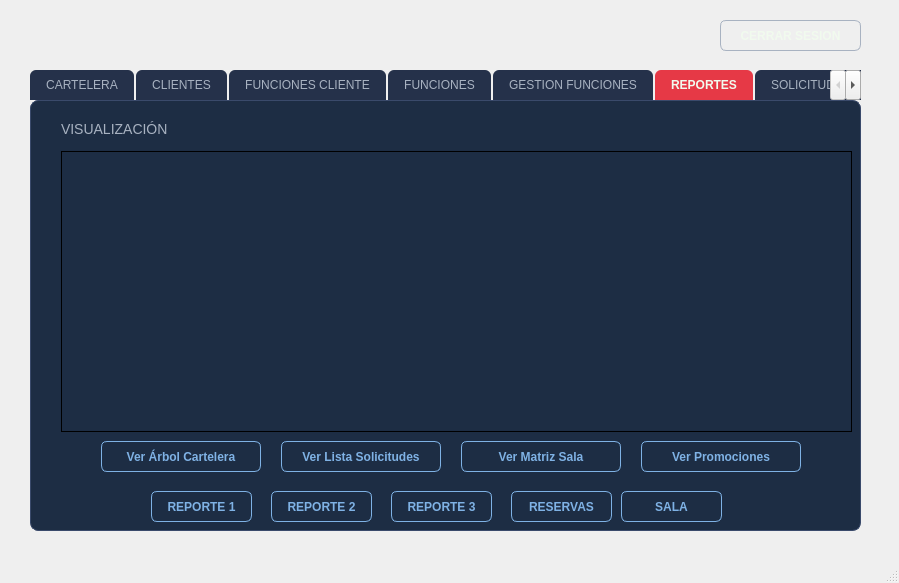
This is FASE2/mainwindow.ui in SABANd5/EDD_2S2026_PY_202303371 as Qt 5 draws it before an edit. The edited form follows.
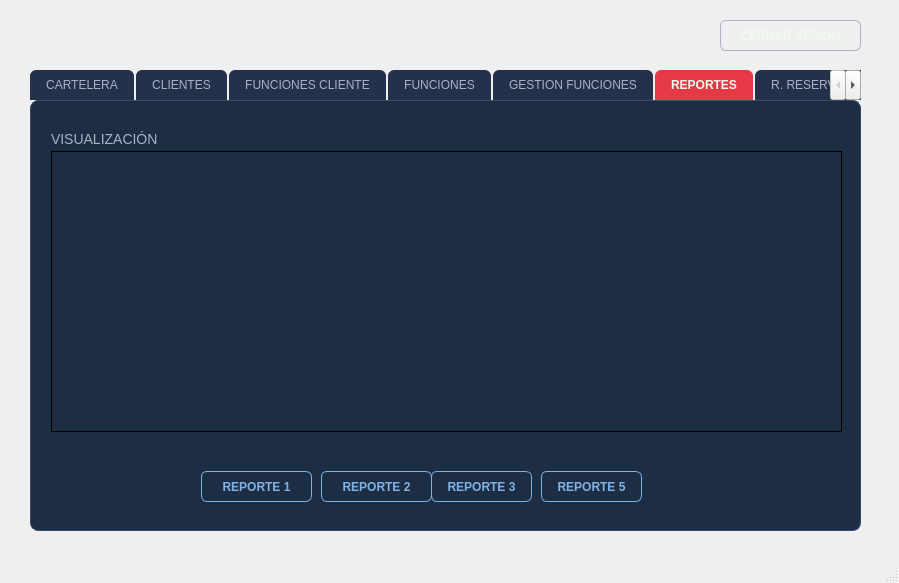
This is the edited form. The open tabs and pages were chosen to show the change.

Commit message: Reportes 4 y 5

```diff
--- a/FASE2/mainwindow.ui
+++ b/FASE2/mainwindow.ui
@@ -3024,7 +3024,7 @@
        <widget class="QLabel" name="lblVisorReportes">
         <property name="geometry">
          <rect>
-          <x>30</x>
+          <x>20</x>
           <y>50</y>
           <width>791</width>
           <height>281</height>
@@ -3043,8 +3043,8 @@
        <widget class="QLabel" name="label_33">
         <property name="geometry">
          <rect>
-          <x>30</x>
-          <y>20</y>
+          <x>20</x>
+          <y>30</y>
           <width>131</width>
           <height>16</height>
          </rect>
@@ -3060,177 +3060,12 @@
          <string>VISUALIZACIÓN</string>
         </property>
        </widget>
-       <widget class="QPushButton" name="btnVerRepCartelera">
-        <property name="geometry">
-         <rect>
-          <x>70</x>
-          <y>340</y>
-          <width>160</width>
-          <height>31</height>
-         </rect>
-        </property>
-        <property name="styleSheet">
-         <string notr="true">QPushButton {
-    background-color: transparent;
-    color: #7FB2E5;
-    border: 1px solid #7FB2E5;
-    border-radius: 6px;
-    padding: 6px 14px;
-    font-family: &quot;Montserrat&quot;;
-    font-weight: 600;
-}
-QPushButton:hover {
-    background-color: #7FB2E5;
-    color: #0D1321;
-}
-QPushButton:pressed {
-    background-color: #5A94CC;
-    border: 1px solid #5A94CC;
-    color: #0D1321;
-}</string>
-        </property>
-        <property name="text">
-         <string>Ver Árbol Cartelera</string>
-        </property>
-       </widget>
-       <widget class="QPushButton" name="btnVerRepSolicitudes">
-        <property name="geometry">
-         <rect>
-          <x>250</x>
-          <y>340</y>
-          <width>160</width>
-          <height>31</height>
-         </rect>
-        </property>
-        <property name="styleSheet">
-         <string notr="true">QPushButton {
-    background-color: transparent;
-    color: #7FB2E5;
-    border: 1px solid #7FB2E5;
-    border-radius: 6px;
-    padding: 6px 14px;
-    font-family: &quot;Montserrat&quot;;
-    font-weight: 600;
-}
-QPushButton:hover {
-    background-color: #7FB2E5;
-    color: #0D1321;
-}
-QPushButton:pressed {
-    background-color: #5A94CC;
-    border: 1px solid #5A94CC;
-    color: #0D1321;
-}</string>
-        </property>
-        <property name="text">
-         <string>Ver Lista Solicitudes</string>
-        </property>
-       </widget>
-       <widget class="QPushButton" name="btnVerRepSala">
-        <property name="geometry">
-         <rect>
-          <x>430</x>
-          <y>340</y>
-          <width>160</width>
-          <height>31</height>
-         </rect>
-        </property>
-        <property name="styleSheet">
-         <string notr="true">QPushButton {
-    background-color: transparent;
-    color: #7FB2E5;
-    border: 1px solid #7FB2E5;
-    border-radius: 6px;
-    padding: 6px 14px;
-    font-family: &quot;Montserrat&quot;;
-    font-weight: 600;
-}
-QPushButton:hover {
-    background-color: #7FB2E5;
-    color: #0D1321;
-}
-QPushButton:pressed {
-    background-color: #5A94CC;
-    border: 1px solid #5A94CC;
-    color: #0D1321;
-}</string>
-        </property>
-        <property name="text">
-         <string>Ver Matriz Sala</string>
-        </property>
-       </widget>
-       <widget class="QPushButton" name="btnVerRepPromos">
-        <property name="geometry">
-         <rect>
-          <x>610</x>
-          <y>340</y>
-          <width>160</width>
-          <height>31</height>
-         </rect>
-        </property>
-        <property name="styleSheet">
-         <string notr="true">QPushButton {
-    background-color: transparent;
-    color: #7FB2E5;
-    border: 1px solid #7FB2E5;
-    border-radius: 6px;
-    padding: 6px 14px;
-    font-family: &quot;Montserrat&quot;;
-    font-weight: 600;
-}
-QPushButton:hover {
-    background-color: #7FB2E5;
-    color: #0D1321;
-}
-QPushButton:pressed {
-    background-color: #5A94CC;
-    border: 1px solid #5A94CC;
-    color: #0D1321;
-}</string>
-        </property>
-        <property name="text">
-         <string>Ver Promociones</string>
-        </property>
-       </widget>
        <widget class="QPushButton" name="btnReporteAVL">
         <property name="geometry">
          <rect>
-          <x>120</x>
-          <y>390</y>
-          <width>101</width>
-          <height>31</height>
-         </rect>
-        </property>
-        <property name="styleSheet">
-         <string notr="true">QPushButton {
-    background-color: transparent;
-    color: #7FB2E5;
-    border: 1px solid #7FB2E5;
-    border-radius: 6px;
-    padding: 6px 14px;
-    font-family: &quot;Montserrat&quot;;
-    font-weight: 600;
-}
-QPushButton:hover {
-    background-color: #7FB2E5;
-    color: #0D1321;
-}
-QPushButton:pressed {
-    background-color: #5A94CC;
-    border: 1px solid #5A94CC;
-    color: #0D1321;
-}</string>
-        </property>
-        <property name="text">
-         <string>REPORTE 1</string>
-        </property>
-       </widget>
-       <widget class="QPushButton" name="btnReporteArbolB">
-        <property name="geometry">
-         <rect>
-          <x>240</x>
-          <y>390</y>
-          <width>101</width>
+          <x>290</x>
+          <y>370</y>
+          <width>111</width>
           <height>31</height>
          </rect>
         </property>
@@ -3258,11 +3093,11 @@
          <string>REPORTE 2</string>
         </property>
        </widget>
-       <widget class="QPushButton" name="btnReporteHash">
+       <widget class="QPushButton" name="btnReporteArbolB">
         <property name="geometry">
          <rect>
-          <x>360</x>
-          <y>390</y>
+          <x>400</x>
+          <y>370</y>
           <width>101</width>
           <height>31</height>
          </rect>
@@ -3291,11 +3126,44 @@
          <string>REPORTE 3</string>
         </property>
        </widget>
-       <widget class="QPushButton" name="btnVerRepCartelera_5">
+       <widget class="QPushButton" name="btnVerRepCartelera">
         <property name="geometry">
          <rect>
-          <x>480</x>
-          <y>390</y>
+          <x>170</x>
+          <y>370</y>
+          <width>111</width>
+          <height>31</height>
+         </rect>
+        </property>
+        <property name="styleSheet">
+         <string notr="true">QPushButton {
+    background-color: transparent;
+    color: #7FB2E5;
+    border: 1px solid #7FB2E5;
+    border-radius: 6px;
+    padding: 6px 14px;
+    font-family: &quot;Montserrat&quot;;
+    font-weight: 600;
+}
+QPushButton:hover {
+    background-color: #7FB2E5;
+    color: #0D1321;
+}
+QPushButton:pressed {
+    background-color: #5A94CC;
+    border: 1px solid #5A94CC;
+    color: #0D1321;
+}</string>
+        </property>
+        <property name="text">
+         <string>REPORTE 1</string>
+        </property>
+       </widget>
+       <widget class="QPushButton" name="btnReporteMatrizDispersa">
+        <property name="geometry">
+         <rect>
+          <x>510</x>
+          <y>370</y>
           <width>101</width>
           <height>31</height>
          </rect>
@@ -3321,14 +3189,55 @@
 }</string>
         </property>
         <property name="text">
-         <string>RESERVAS</string>
+         <string>REPORTE 5</string>
         </property>
        </widget>
-       <widget class="QPushButton" name="btnVerRepCartelera_6">
+      </widget>
+      <widget class="QWidget" name="tab_15">
+       <attribute name="title">
+        <string>R. RESERVAS</string>
+       </attribute>
+       <widget class="QScrollArea" name="scrollArea">
         <property name="geometry">
          <rect>
-          <x>590</x>
-          <y>390</y>
+          <x>150</x>
+          <y>30</y>
+          <width>551</width>
+          <height>311</height>
+         </rect>
+        </property>
+        <property name="widgetResizable">
+         <bool>true</bool>
+        </property>
+        <widget class="QWidget" name="scrollAreaWidgetContents">
+         <property name="geometry">
+          <rect>
+           <x>0</x>
+           <y>0</y>
+           <width>549</width>
+           <height>309</height>
+          </rect>
+         </property>
+         <widget class="QLabel" name="lblVisorHASH">
+          <property name="geometry">
+           <rect>
+            <x>10</x>
+            <y>10</y>
+            <width>531</width>
+            <height>291</height>
+           </rect>
+          </property>
+          <property name="text">
+           <string>TextLabel</string>
+          </property>
+         </widget>
+        </widget>
+       </widget>
+       <widget class="QPushButton" name="btnReportesReservas">
+        <property name="geometry">
+         <rect>
+          <x>600</x>
+          <y>350</y>
           <width>101</width>
           <height>31</height>
          </rect>
@@ -3354,7 +3263,7 @@
 }</string>
         </property>
         <property name="text">
-         <string>SALA</string>
+         <string>REPORTE 4</string>
         </property>
        </widget>
       </widget>
```
Left out of the diff: 43 changed lines with no effect on the pictures. The commit also changes 4 other files.
